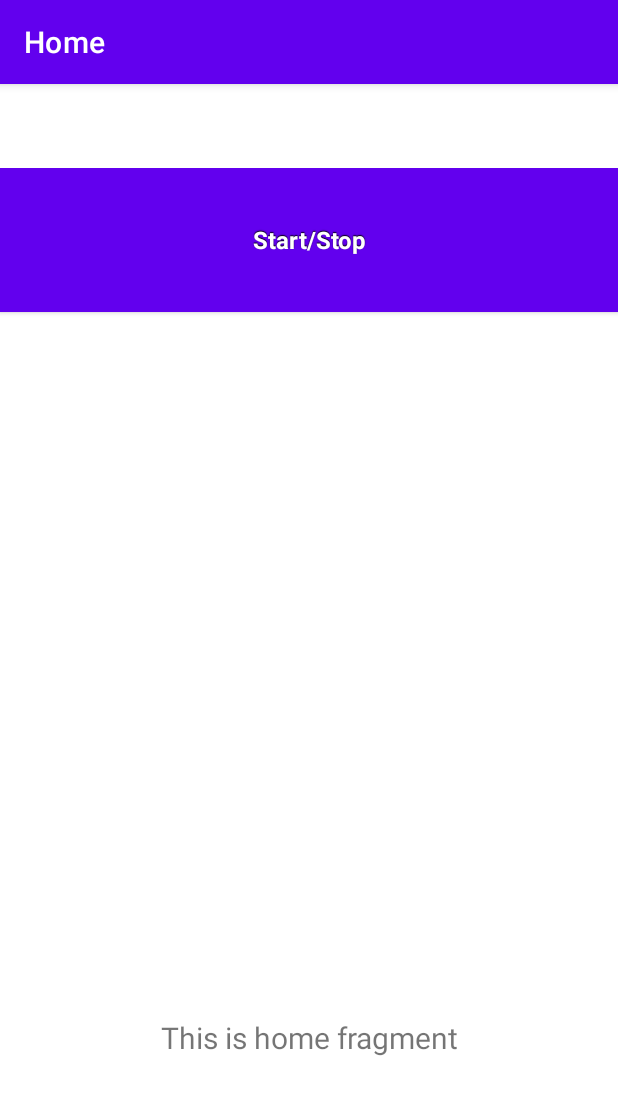
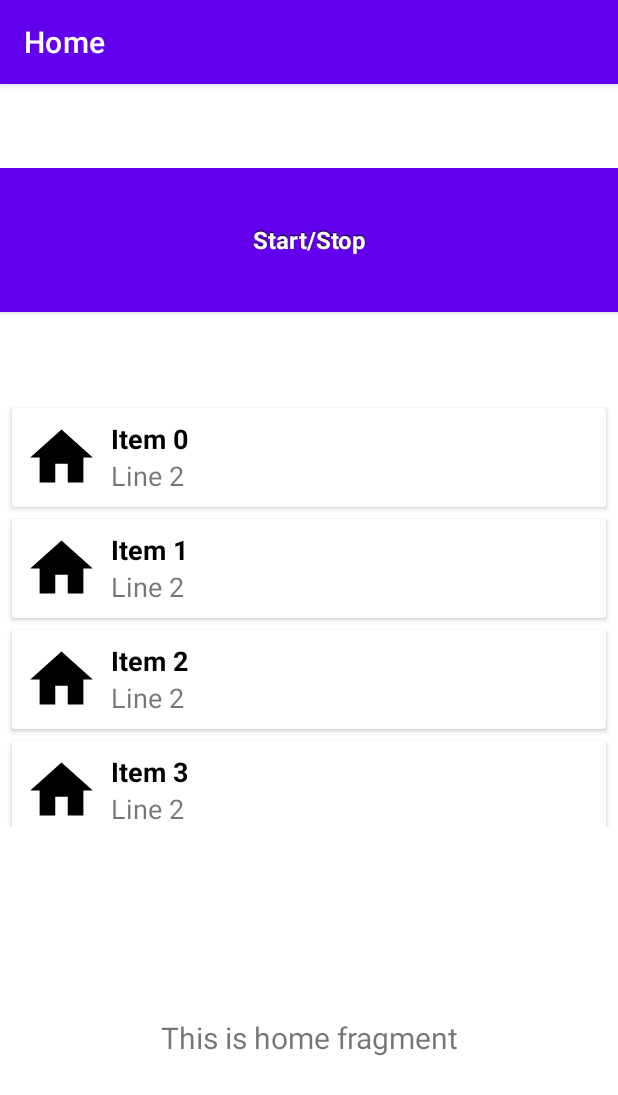
Before and after one commit to ChsHub/music_player, an Android app: the screen it shows after launch (MainActivity), on a phone screen of 412 x 824 dp. Shown: the top 1095 px of the screen. Run offline under Robolectric (Android 15) with nearby library versions, the phone set to English and light mode, and no system bars; our stand-ins replace navigation-ui.

Commit message:
MainActivity: add recycler view with test data;

```diff
--- a/app/src/main/java/com/example/music_player/MainActivity.java
+++ b/app/src/main/java/com/example/music_player/MainActivity.java
@@ -26,11 +26,13 @@ import androidx.navigation.NavController;
 import androidx.navigation.fragment.NavHostFragment;
 import androidx.navigation.ui.AppBarConfiguration;
 import androidx.navigation.ui.NavigationUI;
+import androidx.recyclerview.widget.LinearLayoutManager;
 import androidx.recyclerview.widget.RecyclerView;
 
 import com.google.android.material.bottomnavigation.BottomNavigationView;
 
 import java.util.ArrayList;
+import java.util.List;
 
 import static android.util.Log.i;
 
@@ -138,9 +140,11 @@ public class MainActivity extends AppCompatActivity
 
     protected void initDirectoryList()
     {
-        RecyclerView list = findViewById(R.id.track_list);
-
-        // TODO add items
+        RecyclerView recyclerView = findViewById(R.id.track_list);
+        List<TrackItem> trackList = generateTrackList(30);
+        recyclerView.setAdapter(new TrackListAdapter(trackList));
+        recyclerView.setLayoutManager(new LinearLayoutManager(this));
+        recyclerView.setHasFixedSize(true); // Optimized performance, if Recycler size is fixed
     }
 
     @Override
@@ -151,8 +155,7 @@ public class MainActivity extends AppCompatActivity
             Intent playerIntent = new Intent(this, PlayerService.class);
             Uri uri = null;
 
-            switch (intent.getAction())
-            {
+            switch (intent.getAction()) {
                 case Intent.ACTION_SEND:
                     uri = handleSend(intent); // Handle single audio being sent
                     break;
@@ -163,8 +166,7 @@ public class MainActivity extends AppCompatActivity
                     uri = intent.getData();
                     break;
             }
-            if (uri != null)
-            {
+            if (uri != null) {
                 // Start music service, with attached intent
                 // https://developer.android.com/guide/components/services?hl=en#LifecycleCallbacks
                 playerIntent.putExtra(PlayerService.URI_EXTRA, uri);
@@ -217,4 +219,19 @@ public class MainActivity extends AppCompatActivity
             e.printStackTrace();
         }
     }
+
+    /**
+     * Generate test data
+     * TODO replace with directory navigation
+     */
+    protected List<TrackItem> generateTrackList(int size)
+    {
+        ArrayList<TrackItem> list = new ArrayList<TrackItem>();
+
+        for (int i = 0; i < size; i++)
+        {
+            list.add(new TrackItem(R.drawable.ic_home_black_24dp, "Item " + Integer.valueOf(i).toString(), "Line 2"));
+        }
+        return list;
+    }
 }
```
Also changed, not shown: app/src/main/java/com/example/music_player/IncomingHandler.java (+5 -7 lines).
